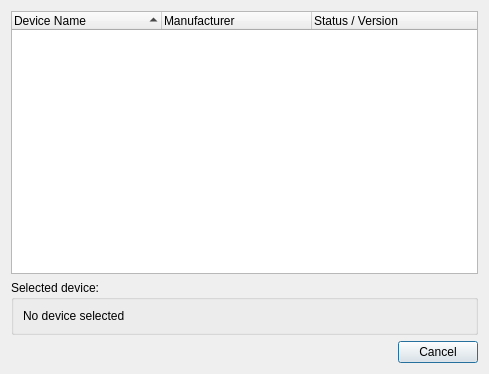
Old version of the form usbselector.ui in the repository c3d/db48x-from-newrpl.
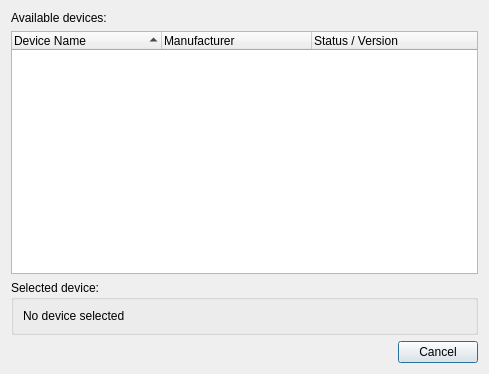
New version of the form.

Patch:
```diff
--- a/usbselector.ui
+++ b/usbselector.ui
@@ -14,6 +14,13 @@
    <string>Dialog</string>
   </property>
   <layout class="QVBoxLayout" name="verticalLayout">
+   <item>
+    <widget class="QLabel" name="label">
+     <property name="text">
+      <string>Available devices:</string>
+     </property>
+    </widget>
+   </item>
    <item>
     <widget class="QTreeWidget" name="USBtreeWidget">
      <property name="sortingEnabled">
```
